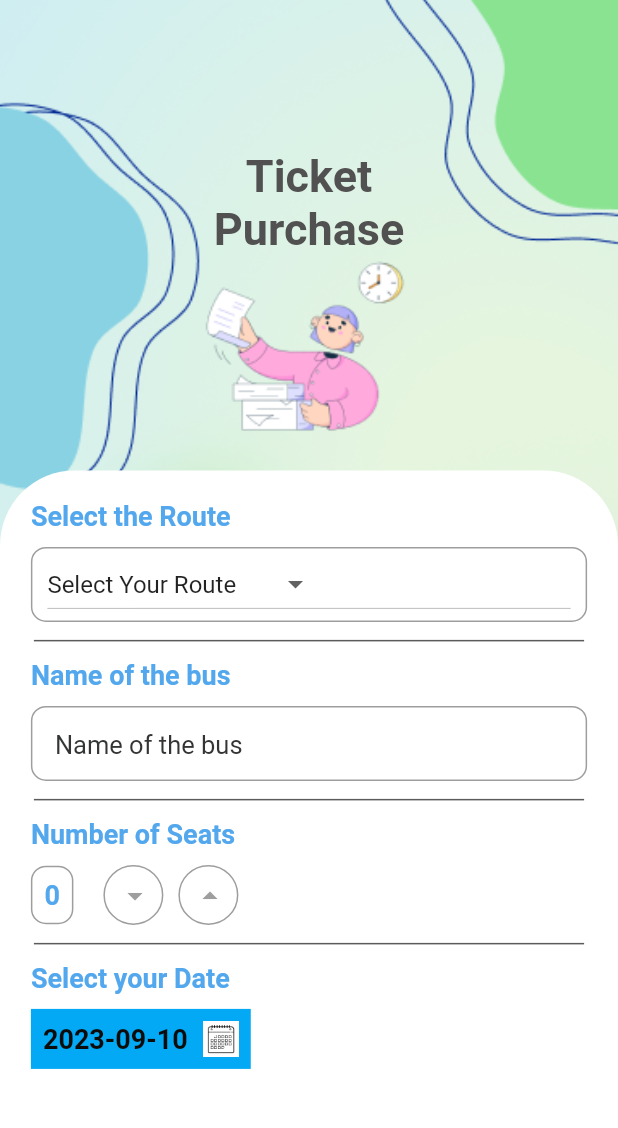
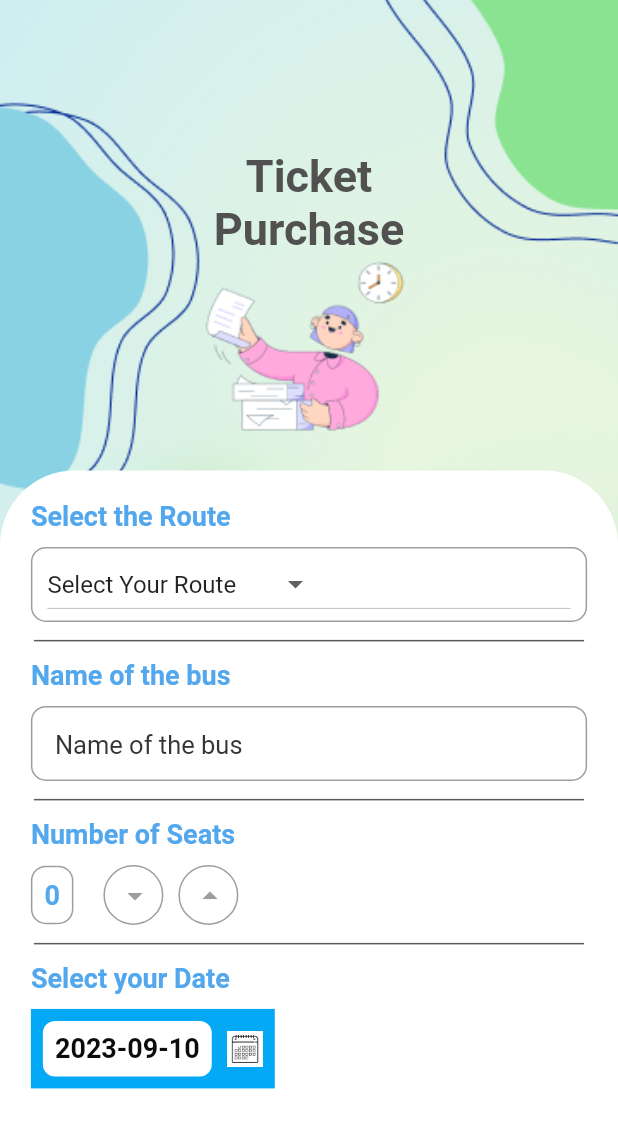
Before and after one commit to Chmx00/Shuttle-Service-Application, a Flutter app: the PaymentPage screen opened directly, on a phone screen of 412 x 824 dp. Shown: the top 1128 px of the screen. Run offline on Flutter 3.47's test engine with Material 2 defaults, Android fonts, the phone set to English and light mode, and no system bars; our stand-ins replace table_calendar.

Commit message:
update 2

```diff
--- a/lib/pages/sub_pages/purchase.dart
+++ b/lib/pages/sub_pages/purchase.dart
@@ -313,13 +313,24 @@ class _PaymentPageState extends State<PaymentPage> {
                                     child: Row(
                                       // Nested Row containing the date and icon
                                       children: [
-                                        Text(
-                                          '${DateFormat('yyyy-MM-dd').format(selectedDate)}',
-                                          style: TextStyle(
-                                            fontSize: 18.0,
-                                            fontWeight: FontWeight.bold,
-                                            color:
-                                                Color.fromARGB(255, 12, 12, 12),
+                                        Container(
+                                          // Add another Container for the selected date
+                                          padding: EdgeInsets.all(
+                                              8.0), // Adjust the padding as needed
+                                          decoration: BoxDecoration(
+                                            color: Colors
+                                                .white, // Background color for the selected date container
+                                            borderRadius: BorderRadius.circular(
+                                                8.0), // Optional: Add rounded corners
+                                          ),
+                                          child: Text(
+                                            '${DateFormat('yyyy-MM-dd').format(selectedDate)}',
+                                            style: TextStyle(
+                                              fontSize: 18.0,
+                                              fontWeight: FontWeight.bold,
+                                              color: Color.fromARGB(
+                                                  255, 12, 12, 12),
+                                            ),
                                           ),
                                         ),
                                         SizedBox(
```
